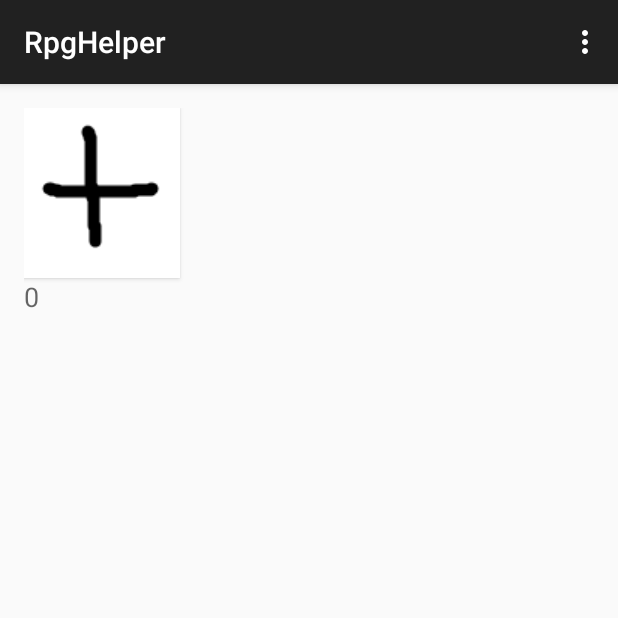
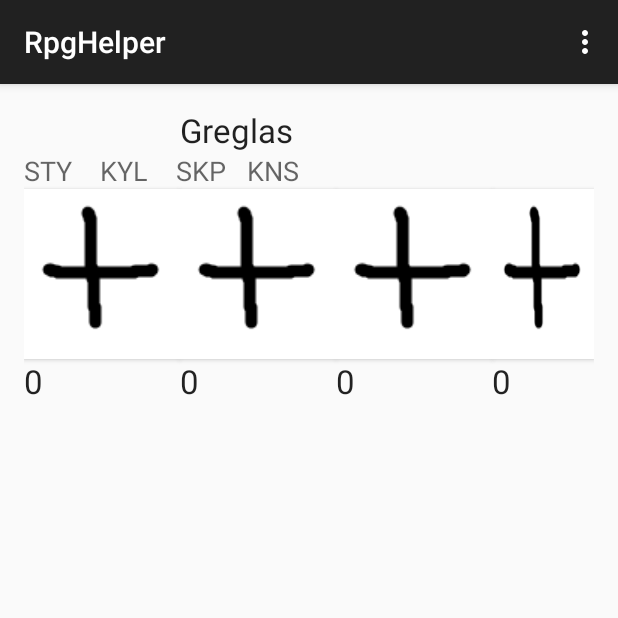
Before and after one commit to KlasMagnus/RpgHelper, an Android app: the screen it shows after launch (FightActivity), on a phone screen of 412 x 824 dp, the top half of it. Run offline under Robolectric (Android 15) with nearby library versions, the light colour scheme and no system bars.

Commit message:
added some more buttons
looks horrible, but at least I'm learning

```diff
--- /dev/null
+++ b/app/src/main/res/drawable/minus_button.xml
@@ -0,0 +1,9 @@
+<?xml version="1.0" encoding="utf-8"?>
+<selector xmlns:android="http://schemas.android.com/apk/res/android">
+    <item android:drawable="@drawable/minuspressed"
+        android:state_pressed="true" />
+    <item android:drawable="@drawable/minuspressed"
+        android:state_focused="true" />
+    <item android:drawable="@drawable/minusnotpressed" />
+
+</selector>
--- a/app/src/main/res/layout/activity_fight.xml
+++ b/app/src/main/res/layout/activity_fight.xml
@@ -3,7 +3,28 @@
     android:layout_height="match_parent" android:paddingLeft="@dimen/activity_horizontal_margin"
     android:paddingRight="@dimen/activity_horizontal_margin"
     android:paddingTop="@dimen/activity_vertical_margin"
-    android:paddingBottom="@dimen/activity_vertical_margin" tools:context=".FightActivity">
+    android:paddingBottom="@dimen/activity_vertical_margin" tools:context=".FightActivity"
+    >
+
+    <TextView
+        android:layout_width="wrap_content"
+        android:layout_height="wrap_content"
+        android:textAppearance="?android:attr/textAppearanceLarge"
+        android:text="Greglas"
+        android:id="@+id/textView"
+        android:layout_alignParentTop="true"
+        android:layout_toRightOf="@+id/plusButton"
+        android:layout_toEndOf="@+id/plusButton" />
+
+    <TextView
+        android:layout_width="wrap_content"
+        android:layout_height="wrap_content"
+        android:textAppearance="?android:attr/textAppearanceMedium"
+        android:text="STY    KYL    SKP   KNS"
+        android:id="@+id/textView2"
+        android:layout_below="@+id/textView"
+        android:layout_alignParentLeft="true"
+        android:layout_alignParentStart="true" />
 
     <Button
         style="?android:attr/buttonStyleSmall"
@@ -12,17 +33,86 @@
         android:text=""
         android:id="@+id/plusButton"
         android:background="@drawable/plus_button"
+        android:layout_below="@+id/textView2"
         android:layout_alignParentLeft="true"
         android:layout_alignParentStart="true" />
+
+    <Button
+        style="?android:attr/buttonStyleSmall"
+        android:layout_width="wrap_content"
+        android:layout_height="wrap_content"
+        android:text=""
+        android:id="@+id/plusButton2"
+        android:background="@drawable/plus_button"
+        android:layout_below="@+id/textView2"
+        android:layout_toRightOf="@+id/plusButton" />
+
+    <Button
+        style="?android:attr/buttonStyleSmall"
+        android:layout_width="wrap_content"
+        android:layout_height="wrap_content"
+        android:text=""
+        android:id="@+id/plusButton3"
+        android:background="@drawable/plus_button"
+        android:layout_below="@+id/textView2"
+        android:layout_toRightOf="@+id/plusButton2" />
+    <Button
+        style="?android:attr/buttonStyleSmall"
+        android:layout_width="wrap_content"
+        android:layout_height="wrap_content"
+        android:text=""
+        android:id="@+id/plusButton4"
+        android:background="@drawable/plus_button"
+        android:layout_below="@+id/textView2"
+        android:layout_toRightOf="@+id/plusButton3" />
+
 
     <TextView
         android:layout_width="wrap_content"
         android:layout_height="wrap_content"
-        android:textAppearance="?android:attr/textAppearanceMedium"
-        android:text="@string/counter"
+        android:textAppearance="?android:attr/textAppearanceLarge"
+        android:text="@string/counterSTY"
         android:id="@+id/counterTextView"
         android:layout_alignParentStart="true"
         android:layout_below="@+id/plusButton"
-        android:layout_alignParentLeft="true" />
+        android:layout_alignParentLeft="true"
+        android:layout_alignRight="@+id/plusButton"
+        android:layout_alignEnd="@+id/plusButton" />
+
+    <TextView
+        android:layout_width="wrap_content"
+        android:layout_height="wrap_content"
+        android:textAppearance="?android:attr/textAppearanceLarge"
+        android:text="@string/counterKYL"
+        android:id="@+id/counterTextView2"
+        android:layout_below="@+id/plusButton2"
+        android:layout_toRightOf="@+id/counterTextView"
+        android:layout_alignRight="@+id/plusButton2"
+        android:layout_alignEnd="@+id/plusButton2" />
+
+    <TextView
+        android:layout_width="wrap_content"
+        android:layout_height="wrap_content"
+        android:textAppearance="?android:attr/textAppearanceLarge"
+        android:text="@string/counterSKP"
+        android:id="@+id/counterTextView3"
+        android:layout_below="@+id/plusButton2"
+        android:layout_toRightOf="@+id/counterTextView2"
+        android:layout_alignRight="@+id/plusButton3"
+        android:layout_alignEnd="@+id/plusButton3" />
+
+    <TextView
+        android:layout_width="wrap_content"
+        android:layout_height="wrap_content"
+        android:textAppearance="?android:attr/textAppearanceLarge"
+        android:text="@string/counterKNS"
+        android:id="@+id/counterTextView4"
+        android:layout_below="@+id/plusButton3"
+        android:layout_toRightOf="@+id/counterTextView3"
+        android:layout_alignRight="@+id/plusButton4"
+        android:layout_alignEnd="@+id/plusButton4" />
+
+
+
 
 </RelativeLayout>
--- a/app/src/main/res/values/strings.xml
+++ b/app/src/main/res/values/strings.xml
@@ -3,5 +3,8 @@
 
     <string name="hello_world">Hello world!</string>
     <string name="action_settings">Settings</string>
-    <string name="counter">0</string>
+    <string name="counterSTY">0</string>
+    <string name="counterKYL">0</string>
+    <string name="counterSKP">0</string>
+    <string name="counterKNS">0</string>
 </resources>
```
Also changed, not shown: app/src/main/res/drawable/minusnotpressed.png (added), app/src/main/res/drawable/minuspressed.png (added).
